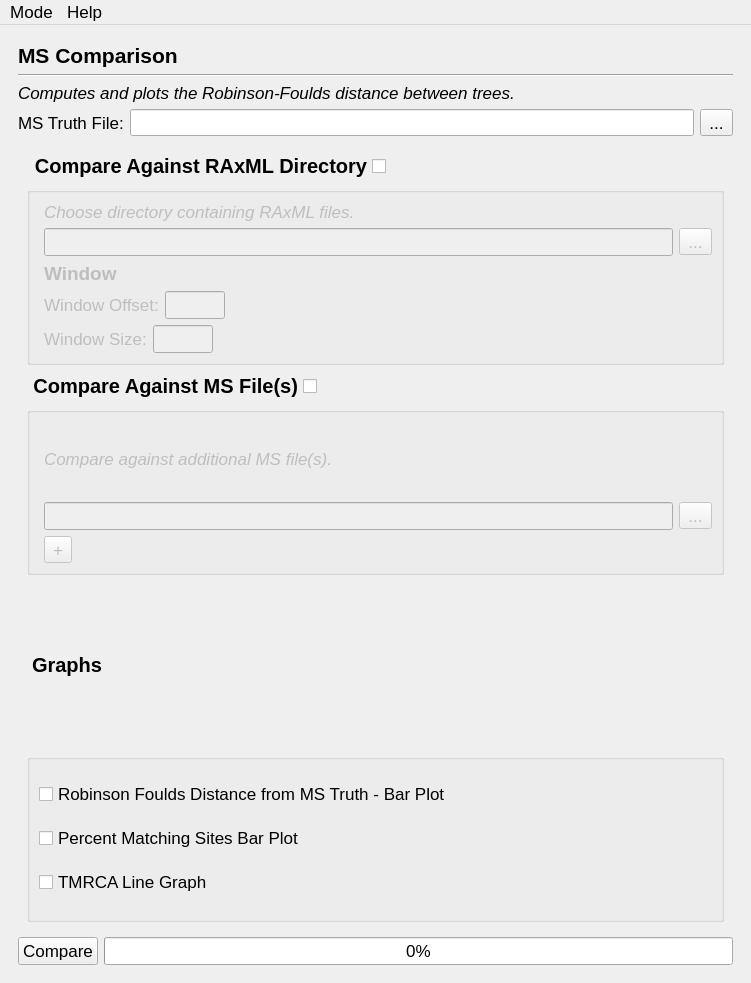
chilleo/ALPHA, file module/gui_layout.ui: the form before one commit.
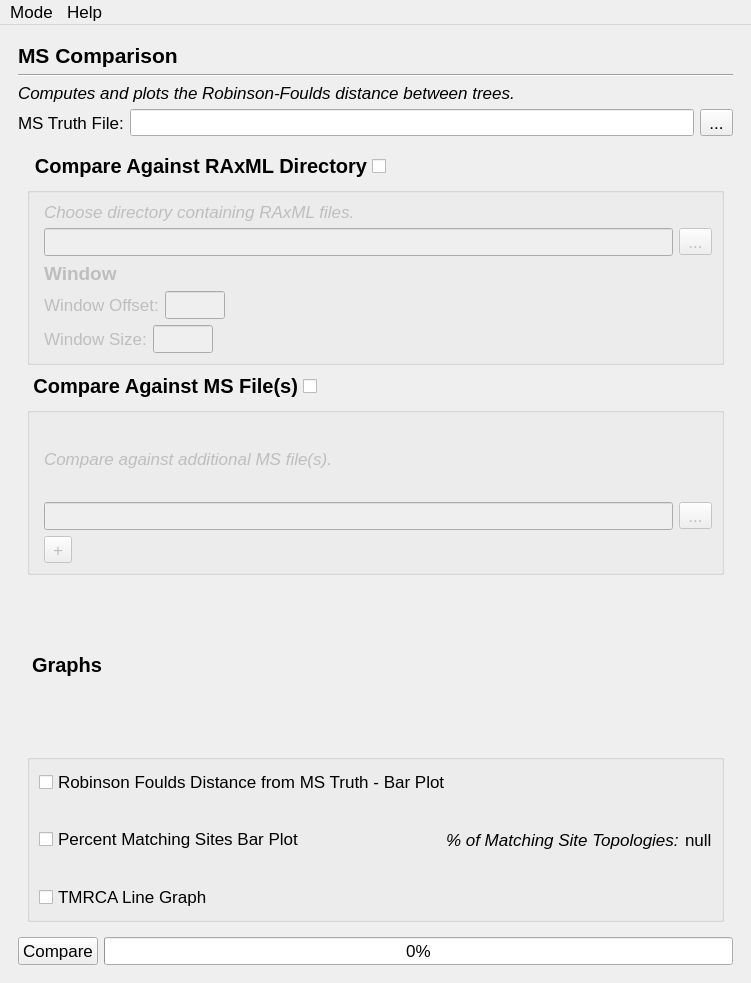
The form after the commit. The open tabs and pages were chosen to show the change.

Commit message: ms comparison now displays the percent matching value in the filed name of the percent matching plot

```diff
--- a/module/gui_layout.ui
+++ b/module/gui_layout.ui
@@ -2912,12 +2912,21 @@
                 </property>
                 <layout class="QVBoxLayout" name="verticalLayout_13">
                  <item>
+                  <layout class="QHBoxLayout" name="horizontalLayout_50">
+                   <item>
                   <widget class="QCheckBox" name="checkboxRobinsonFouldsBarPlot">
                    <property name="text">
                     <string>Robinson Foulds Distance from MS Truth - Bar Plot</string>
                    </property>
                   </widget>
                  </item>
+                  </layout>
+                 </item>
+                 <item>
+                  <layout class="QHBoxLayout" name="horizontalLayout_53">
+                   <property name="spacing">
+                    <number>1</number>
+                   </property>
                  <item>
                   <widget class="QCheckBox" name="checkboxPercentMatchingSitesGraph">
                    <property name="text">
@@ -2926,11 +2935,56 @@
                   </widget>
                  </item>
                  <item>
+                    <spacer name="horizontalSpacer_11">
+                     <property name="orientation">
+                      <enum>Qt::Horizontal</enum>
+                     </property>
+                     <property name="sizeHint" stdset="0">
+                      <size>
+                       <width>40</width>
+                       <height>20</height>
+                      </size>
+                     </property>
+                    </spacer>
+                   </item>
+                   <item>
+                    <widget class="QLabel" name="label_39">
+                     <property name="font">
+                      <font>
+                       <family>Arial</family>
+                       <italic>true</italic>
+                      </font>
+                     </property>
+                     <property name="text">
+                      <string>% of Matching Site Topologies: </string>
+                     </property>
+                    </widget>
+                   </item>
+                   <item>
+                    <widget class="QLabel" name="percentMatchingLabel">
+                     <property name="font">
+                      <font>
+                       <family>Arial</family>
+                       <italic>false</italic>
+                      </font>
+                     </property>
+                     <property name="text">
+                      <string>null</string>
+                     </property>
+                    </widget>
+                   </item>
+                  </layout>
+                 </item>
+                 <item>
+                  <layout class="QHBoxLayout" name="horizontalLayout_52">
+                   <item>
                   <widget class="QCheckBox" name="checkboxTMRCAGraph">
                    <property name="text">
                     <string>TMRCA Line Graph</string>
                    </property>
                   </widget>
+                   </item>
+                  </layout>
                  </item>
                 </layout>
                </widget>
```
Left out of the diff: 8 changed lines with no effect on the pictures. Lines whose indentation alone changed are shown as unchanged. The commit also changes 3 other files.
